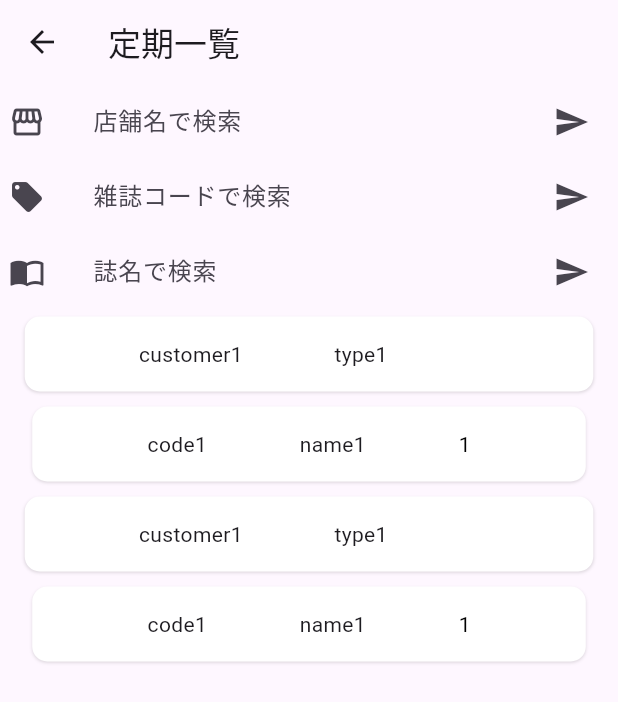
After one commit to yadu2222/auto_slip, a Flutter app: the screen it shows after launch, after a tap on "現在の定期一覧", on a phone screen of 412 x 824 dp. The commit adds this screen. Shown: the top 702 px of the screen. Run offline on Flutter 3.47's test engine with Material 3 defaults, Android fonts, the phone set to English and light mode, and no system bars; our stand-ins replace file_picker, flutter_hooks, go_router, pdf, printing; missing offline and left inert: excel.

Commit message:
[ref]page_regular

```diff
--- a/lib/constant/sample_data.dart
+++ b/lib/constant/sample_data.dart
@@ -1,6 +1,7 @@
 import '../models/load_regular_model.dart';
 import '../models/magazine_model.dart';
 import '../models/regular_model.dart';
+import '../models/customer_model.dart';
 
 class SampleData {
   static Magazine magazine1 = Magazine(
@@ -15,23 +16,24 @@ class SampleData {
     quantityStock: 2,
   );
 
+  static Customer customer1 = Customer(
+    customerUUID: "uuid1",
+    customerName: "customer1",
+    regularType: 1,
+    regularTypeString: "type1",
+  );
+
   static Regular regular1 = Regular(
     magazine: magazine1,
     quantity: 1,
-    regularType: 1,
-    regularTypeString: "type1",
-    customerName: "customer1",
-    customerUUID: "uuid1",
+    customer: customer1,
     regularUUID: "uuid1",
   );
 
   static Regular regular2 = Regular(
     magazine: magazine2,
     quantity: 2,
-    regularType: 2,
-    regularTypeString: "type2",
-    customerName: "customer2",
-    customerUUID: "uuid2",
+    customer: customer1,
     regularUUID: "uuid2",
   );
 
@@ -49,4 +51,17 @@ class SampleData {
       },
     ],
   );
+
+   static final LoadRegular loadRegular2 = LoadRegular(
+    loadRegularList: [
+      {
+        'magazines': [magazine1],
+        'regular': regular1,
+      },
+       {
+        'magazines': [magazine1],
+        'regular': regular1,
+      },
+    ],
+  );
 }
--- /dev/null
+++ b/lib/models/customer_model.dart
@@ -0,0 +1,11 @@
+class Customer {
+  String customerUUID;
+  String customerName;
+  int regularType;
+  String regularTypeString;
+  int tellType; // 0は指定なし？
+  String tellTypeString;
+  String? address;
+
+  Customer({this.customerUUID = "", this.customerName = "", this.regularType = 0, this.regularTypeString = "", this.tellType = 0, this.tellTypeString = "", this.address});
+}
--- a/lib/models/regular_model.dart
+++ b/lib/models/regular_model.dart
@@ -1,13 +1,11 @@
 import '../models/magazine_model.dart';
+import '../models/customer_model.dart';
 
 class Regular {
   String regularUUID;
-  String customerUUID;
-  String customerName;
   int quantity;
-  int regularType;
-  String regularTypeString;
+  Customer customer;
   Magazine magazine;
 
-  Regular({this.regularUUID = "", this.customerUUID = "", this.customerName = "", required this.quantity, this.regularType = 0, this.regularTypeString = "", required this.magazine});
+  Regular({this.regularUUID = "", this.quantity = 0, required this.customer, required this.magazine});
 }
--- a/lib/view/molecles/regular_card.dart
+++ b/lib/view/molecles/regular_card.dart
@@ -3,9 +3,10 @@ import '../../models/regular_model.dart';
 import '../atoms/item_card.dart';
 
 class RegularCard extends StatelessWidget {
-  const RegularCard({super.key, required this.regular});
+  const RegularCard({super.key, required this.regular,this.isQuantity = true});
 
   final Regular regular; // 表示する定期情報
+  final bool isQuantity;
 
   @override
   Widget build(BuildContext context) {
@@ -13,9 +14,10 @@ class RegularCard extends StatelessWidget {
         widget: Row(
       mainAxisAlignment: MainAxisAlignment.spaceEvenly,
       children: [
-        Text(regular.customerName),
-        Text(regular.regularTypeString),
-        Text(regular.quantity.toString()),
+        Text(regular.customer.customerName),
+        Text(regular.customer.regularTypeString),
+       // TODO:電話番号？
+        isQuantity ? Text(regular.quantity.toString()) : const SizedBox.shrink(),
       ],
     ));
   }
--- /dev/null
+++ b/lib/view/molecles/search_bar.dart
@@ -0,0 +1,51 @@
+import 'package:flutter/material.dart';
+
+class SearchBarView extends StatelessWidget {
+  const SearchBarView({super.key, required this.controller, required this.hintText, required this.icon, required this.search});
+
+  final TextEditingController controller;
+  final String hintText;
+  final IconData icon;
+  final void Function() search;
+
+
+  // TODO:サイズエラー解消
+  @override
+  Widget build(BuildContext context) {
+    return SizedBox(
+      // width: double.infinity * 0.6, // 横幅を親要素に合わせる
+      width: 400,
+      height: 50,
+      child: Row(
+        children: [
+          Expanded(
+            child: Padding(
+              padding: const EdgeInsets.only(right: 8.0), // IconButton との間隔を設定
+              child: TextField(
+                controller: controller,
+                decoration: InputDecoration(
+                  hintText: hintText,
+                  icon: Icon(icon),
+                  border: OutlineInputBorder(
+                    borderSide: BorderSide.none,
+                    borderRadius: BorderRadius.circular(50),
+                  ),
+                ),
+              ),
+            ),
+          ),
+          SizedBox(
+            width: 50, // IconButton の幅を固定
+            child: IconButton(
+              icon: const Icon(Icons.send),
+              onPressed: () async {
+                FocusScope.of(context).unfocus(); // キーボードを閉じる
+                search();
+              },
+            ),
+          ),
+        ],
+      ),
+    );
+  }
+}
--- /dev/null
+++ b/lib/view/organisms/magazine_regular_list.dart
@@ -0,0 +1,46 @@
+import 'package:flutter/material.dart';
+
+// view
+import '../atoms/list_builder.dart';
+import '../molecles/regular_card.dart';
+import '../atoms/magazine_card.dart';
+
+// model
+import '../../models/magazine_model.dart';
+import '../../models/regular_model.dart';
+import '../../models/load_regular_model.dart';
+
+class MagazineRegularList extends StatelessWidget {
+  const MagazineRegularList({
+    super.key,
+    required this.regularList,
+  });
+
+  final LoadRegular regularList; // 表示する定期のリスト
+
+
+  // 顧客優先表示リスト
+  @override
+  Widget build(BuildContext context) {
+    return ListView.builder(
+        itemCount: regularList.loadRegularList.length,
+        itemBuilder: (context, index) {
+          final Map<String, dynamic> item = regularList.loadRegularList[index]; // 雑誌に対しての定期情報をひとかたまりで取得
+          final List<Magazine> magazines = item['magazines'] as List<Magazine>; // 雑誌情報
+          final Regular regular = item['regular']! as Regular; // 定期情報のリスト
+
+          return Column(
+            children: [
+              // 顧客情報
+              RegularCard(regular: regular,isQuantity: false),
+              // TODO:ここに区切り線
+              // 雑誌のリスト
+              ListBuilder<Magazine>(
+                itemDatas: magazines,
+                listItem: (magazine) => MagazineCard(magazine: magazine,isRed: false,),
+              ),
+            ],
+          );
+        });
+  }
+}
--- a/lib/view/organisms/regular_list.dart
+++ b/lib/view/organisms/regular_magazine_list.dart
@@ -10,6 +10,9 @@ import '../../models/magazine_model.dart';
 import '../../models/regular_model.dart';
 import '../../models/load_regular_model.dart';
 
+
+
+// 雑誌優先表示リスト
 class RegularList extends StatelessWidget {
   const RegularList({
     super.key,
--- a/lib/view/pages/page_add.dart
+++ b/lib/view/pages/page_add.dart
@@ -12,6 +12,7 @@ import '../atoms/basic_button.dart';
 import '../../constant/messages.dart';
 import '../../models/regular_model.dart';
 import '../../models/magazine_model.dart';
+import '../../models/customer_model.dart';
 
 class PageAdd extends HookWidget {
   PageAdd({super.key});
@@ -44,7 +45,8 @@ class PageAdd extends HookWidget {
         // 入力していた情報をリストに追加
 
         Magazine addMagazine = Magazine(magazineCode: magezineCodeController.text, magazineName: magazineController.text);
-        Regular addRegular = Regular(magazine:addMagazine, quantity: int.parse( quantityController.text));
+        Customer addCustomer = Customer(customerName: storeController.text);
+        Regular addRegular = Regular(magazine:addMagazine, quantity: int.parse( quantityController.text),customer: addCustomer);
         regularList.value = List.from(regularList.value)..add(addRegular);
         controllerClear();
       }
--- a/lib/view/pages/page_magazines_count.dart
+++ b/lib/view/pages/page_magazines_count.dart
@@ -6,7 +6,7 @@ import '../../models/load_regular_model.dart';
 import '../../common/file_con.dart'; // ファイル操作
 // view
 import '../template/basic_template.dart';
-import '../organisms/regular_list.dart';
+import '../organisms/regular_magazine_list.dart';
 // constant
 import '../../constant/sample_data.dart';
 
```
Also changed, not shown: lib/view/pages/page_regular.dart (+45 -149 lines).
